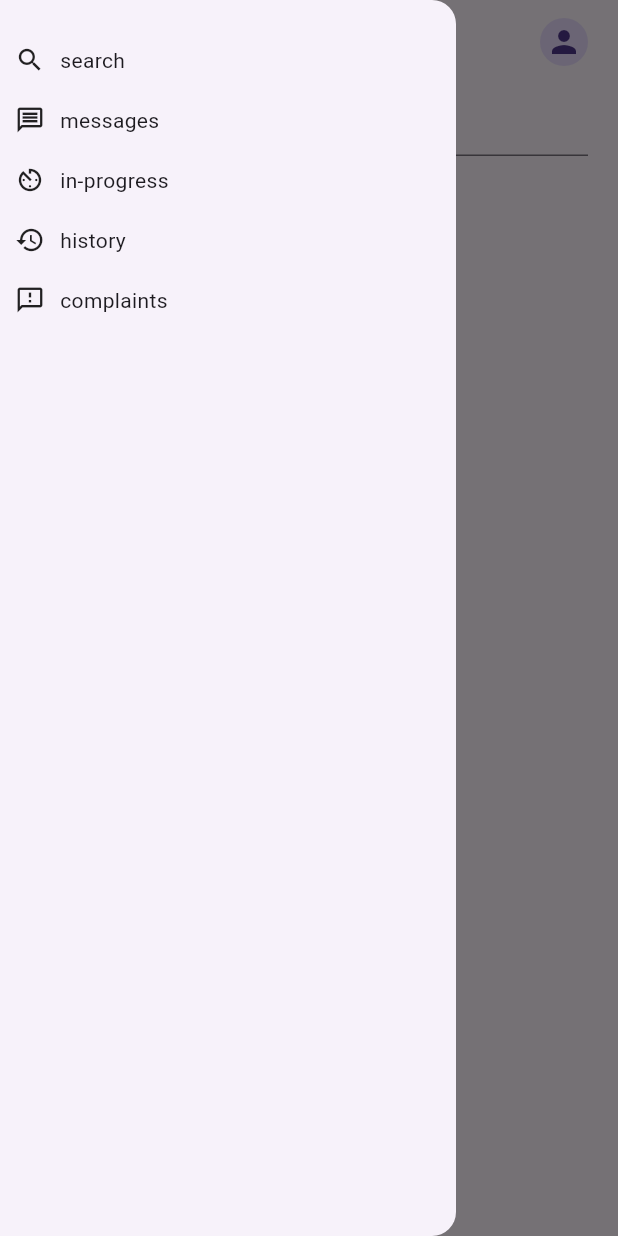
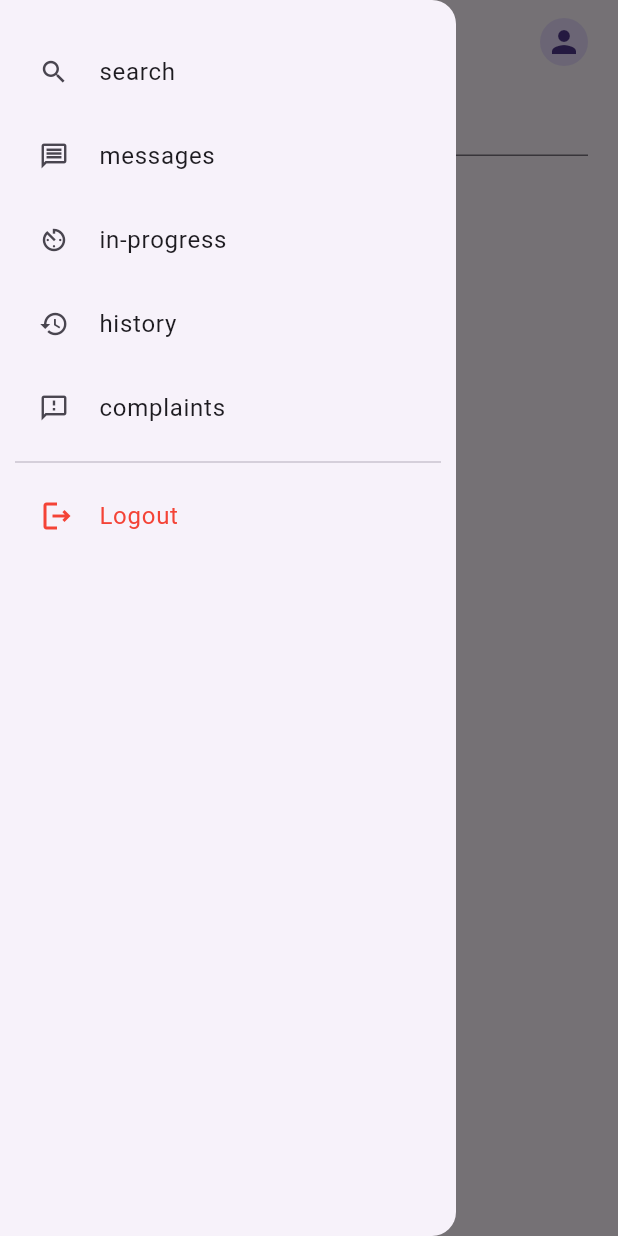
Before and after one commit to beeploop/NearbyAssist_mobile, a Flutter app: the Homapage screen opened by its route, in the side drawer, after a tap on "Logout", on a phone screen of 412 x 824 dp. Run offline on Flutter 3.47's test engine with Material 3 defaults, Android fonts, the phone set to English and light mode, and no system bars; our stand-ins replace get_it, go_router; missing offline and left inert: flutter_facebook_auth; accounts and stored records are empty.

Commit message:
feat: updated drawer layout, move logout to drawer

```diff
--- a/lib/screens/home.dart
+++ b/lib/screens/home.dart
@@ -46,18 +46,10 @@ class _Homepage extends State<Homapage> {
           children: _drawerItems(),
         ),
       ),
-      body: Center(
+      body: const Center(
         child: Column(
           children: [
-            const ServiceSearch(),
-            const Text('main page'),
-            Text(userInfo!.name),
-            ElevatedButton(
-              onPressed: () {
-                AuthController.logout();
-              },
-              child: const Text('Logout'),
-            ),
+            ServiceSearch(),
           ],
         ),
       ),
@@ -68,22 +60,29 @@ class _Homepage extends State<Homapage> {
     List<Widget> items = [];
 
     for (var item in drawerItems) {
-      items.add(GestureDetector(
+      items.add(ListTile(
         onTap: () {
-          debugPrint('clicked $item');
+          debugPrint('clicked ${item['title']}');
         },
-        child: Container(
-          margin: const EdgeInsets.symmetric(vertical: 10),
-          child: Row(
-            children: [
-              Icon(item['icon'] as IconData, size: 20),
-              const SizedBox(width: 10),
-              Text(item['title']),
-            ],
-          ),
-        ),
+        title: Text(item['title']),
+        leading: Icon(item['icon'] as IconData, size: 20),
       ));
     }
+
+    items.add(const Divider());
+    items.add(
+      ListTile(
+        onTap: () {
+          debugPrint('logout');
+          AuthController.logout();
+        },
+        leading: const Icon(Icons.logout_outlined, color: Colors.red),
+        title: const Text(
+          'Logout',
+          style: TextStyle(color: Colors.red),
+        ),
+      ),
+    );
 
     return items;
   }
```
